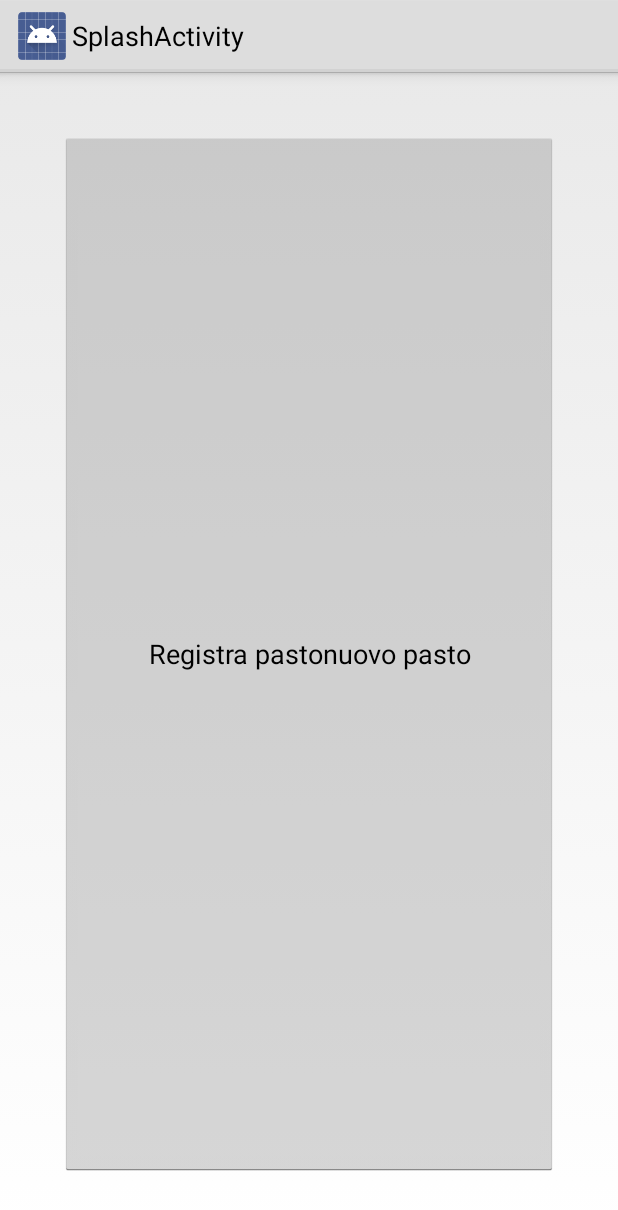
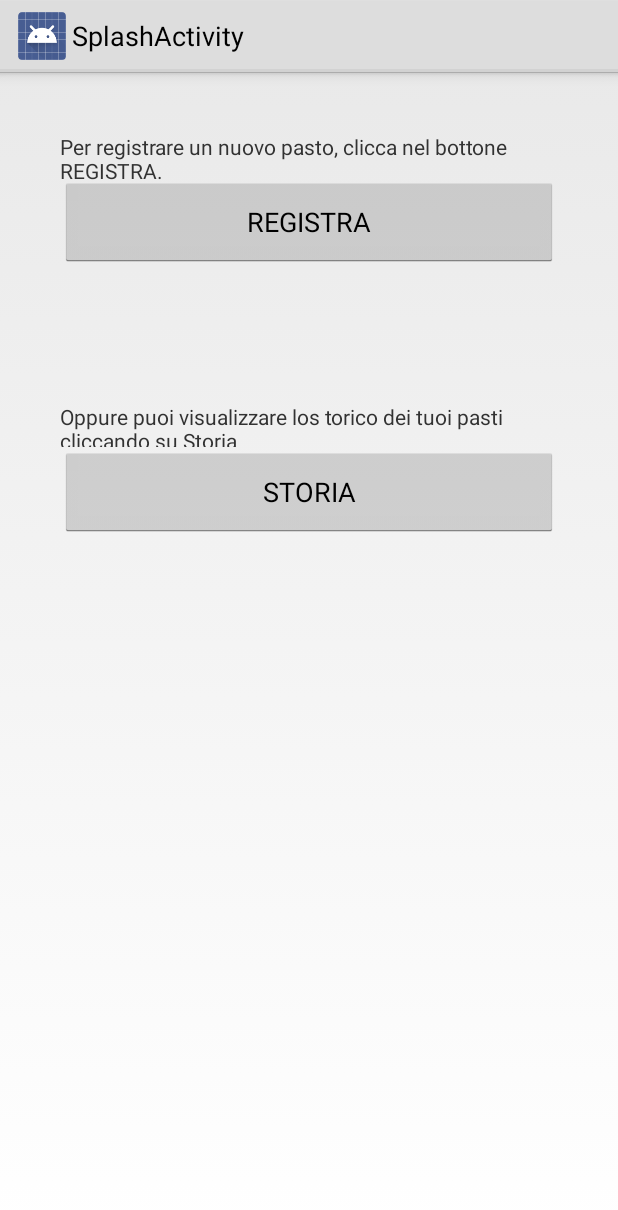
Before and after one commit to sensorario/nutrimondo, an Android app: the screen it shows after launch (SplashActivity), on a phone screen of 412 x 824 dp. Shown: the top 1210 px of the screen. Run offline under Robolectric (Android 15) with nearby library versions, the phone set to English and light mode, and no system bars.

Commit message:
Aggiunto specchio per allodole

```diff
--- a/NutriMondo/src/main/res/layout/activity_splash.xml
+++ b/NutriMondo/src/main/res/layout/activity_splash.xml
@@ -7,10 +7,29 @@
     tools:ignore="MergeRootFrame"
     android:padding="40dp">
 
+    <TextView
+        android:layout_height="60dp"
+        android:layout_width="fill_parent"
+        android:text="Per registrare un nuovo pasto, clicca nel bottone REGISTRA."/>
+
     <Button
-        android:layout_height="fill_parent"
+        android:layout_marginTop="30dp"
+        android:layout_height="60dp"
         android:layout_width="fill_parent"
-        android:text="Registra pastonuovo pasto"
-        android:onClick="openMainActivity"/>
+        android:text="REGISTRA"
+        android:onClick="openMainActivity" />
+
+    <TextView
+        android:layout_marginTop="180dp"
+        android:layout_height="30dp"
+        android:layout_width="fill_parent"
+        android:text="Oppure puoi visualizzare los torico dei tuoi pasti cliccando su Storia"/>
+
+    <Button
+        android:layout_marginTop="210dp"
+        android:layout_height="60dp"
+        android:layout_width="fill_parent"
+        android:text="STORIA"
+        android:onClick="openHistory" />
 
 </FrameLayout>
```
Also changed, not shown: NutriMondo/src/main/java/com/example/nutrimondo/MainActivity.java (+20 -105 lines), NutriMondo/src/main/java/com/example/nutrimondo/SplashActivity.java (+9 -0 lines).
